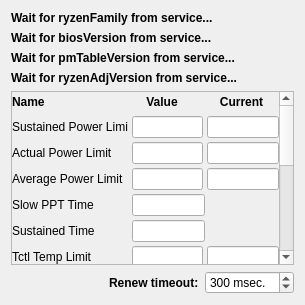
Old version of the form CtrlInfoWidget.ui in the repository xodj/RyzenAdjCtrl.
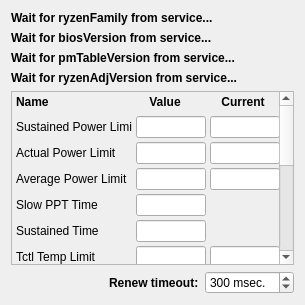
New version of the form. Custom widgets are drawn as their Qt base class.

Patch:
```diff
--- a/CtrlInfoWidget.ui
+++ b/CtrlInfoWidget.ui
@@ -92,8 +92,8 @@
        <rect>
         <x>0</x>
         <y>0</y>
-        <width>268</width>
-        <height>600</height>
+        <width>274</width>
+        <height>450</height>
        </rect>
       </property>
       <layout class="QVBoxLayout" name="verticalLayout_2">
@@ -117,6 +117,12 @@
          <property name="spacing">
           <number>4</number>
          </property>
+         <property name="leftMargin">
+          <number>4</number>
+         </property>
+         <property name="rightMargin">
+          <number>4</number>
+         </property>
          <item>
           <layout class="QHBoxLayout" name="horizontalLayout_2">
            <property name="spacing">
```
